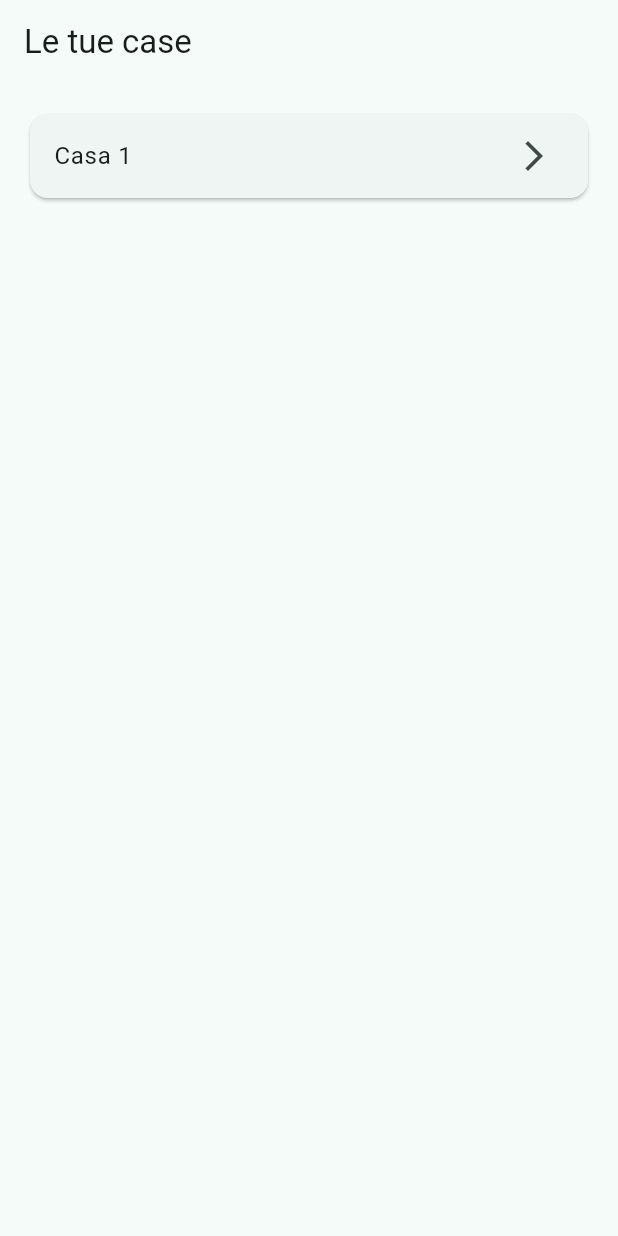
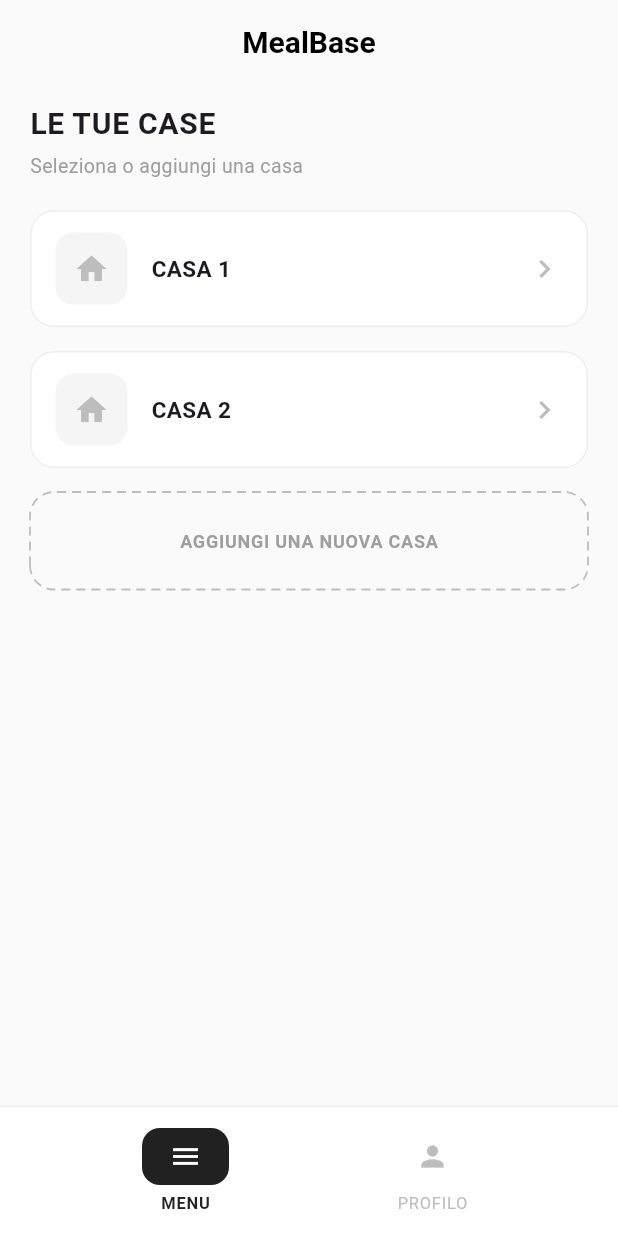
Before and after one commit to NadalMattia/mealbase, a Flutter app: the screen it shows after launch, on a phone screen of 412 x 824 dp. Run offline on Flutter 3.47's test engine with Material 3 defaults, Android fonts, the phone set to English and light mode, and no system bars; drawn by our look-alikes of dotted_border; our stand-ins replace hive, hive_flutter; missing offline and left inert: mobile_scanner; accounts and stored records are empty.

Commit message:
Aggiunta distinzione memoria delle 'case'

```diff
--- a/lib/main.dart
+++ b/lib/main.dart
@@ -1,37 +1,44 @@
 import 'package:flutter/material.dart';
+import 'package:hive_flutter/hive_flutter.dart';
 import 'package:provider/provider.dart';
-import 'package:hive_flutter/hive_flutter.dart';
+
+// Import necessari
+import 'providers/pantry_provider.dart';
+import 'providers/location_provider.dart';
+import 'providers/shopping_list_provider.dart';
 import 'services/hive_service.dart';
+import 'services/location_service.dart';
 import 'services/shopping_list_service.dart';
-import 'services/location_service.dart';
-import 'providers/pantry_provider.dart';
-import 'providers/shopping_list_provider.dart';
-import 'providers/location_provider.dart';
 import 'screens/home_screen.dart';
 
 void main() async {
   WidgetsFlutterBinding.ensureInitialized();
+
+  // Inizializza Hive
   await Hive.initFlutter();
-  await HiveService.init();
-  await ShoppingListService.init();
-  await LocationService.init();
-  runApp(const MealBaseApp());
+
+  // Registra gli adapter di Hive ma NON apre i box
+  HiveService.registerAdapter();
+  LocationService.registerAdapter();
+  ShoppingListService.registerAdapter();
+
+  runApp(const MyApp());
 }
 
-class MealBaseApp extends StatelessWidget {
-  const MealBaseApp({super.key});
+class MyApp extends StatelessWidget {
+  const MyApp({super.key});
 
   @override
   Widget build(BuildContext context) {
     return MultiProvider(
       providers: [
         ChangeNotifierProvider(create: (_) => PantryProvider()),
+        ChangeNotifierProvider(create: (_) => LocationProvider()),
         ChangeNotifierProvider(create: (_) => ShoppingListProvider()),
-        ChangeNotifierProvider(create: (_) => LocationProvider()),
       ],
       child: MaterialApp(
         title: 'MealBase',
-        theme: ThemeData(colorSchemeSeed: Colors.teal, useMaterial3: true),
+        theme: ThemeData(primarySwatch: Colors.teal),
         home: const HomeScreen(),
       ),
     );
--- a/lib/providers/pantry_provider.dart
+++ b/lib/providers/pantry_provider.dart
@@ -9,6 +9,11 @@ class PantryProvider extends ChangeNotifier {
   List<Product> get products => _products;
 
   PantryProvider() {
+    // Rimosso loadProducts() dal costruttore per caricare i dati solo dopo il tap
+  }
+
+  Future<void> switchHouse(String houseName) async {
+    await _hiveService.switchHouse(houseName);
     loadProducts();
   }
 
--- a/lib/providers/shopping_list_provider.dart
+++ b/lib/providers/shopping_list_provider.dart
@@ -8,6 +8,17 @@ class ShoppingListProvider extends ChangeNotifier {
   List<ShoppingItem> _items = [];
 
   ShoppingListProvider() {
+    // Rimosso loadItems() dal costruttore
+  }
+
+  List<ShoppingItem> get daAcquistare =>
+      _items.where((i) => !i.inCarrello).toList();
+
+  List<ShoppingItem> get giaPreso =>
+      _items.where((i) => i.inCarrello).toList();
+
+  Future<void> switchHouse(String houseName) async {
+    await _service.switchHouse(houseName);
     loadItems();
   }
 
@@ -16,12 +27,6 @@ class ShoppingListProvider extends ChangeNotifier {
     notifyListeners();
   }
 
-  List<ShoppingItem> get daAcquistare =>
-      _items.where((i) => !i.inCarrello).toList();
-
-  List<ShoppingItem> get giaPreso =>
-      _items.where((i) => i.inCarrello).toList();
-
   Future<void> addItem(String nome) async {
     if (nome.trim().isEmpty) return;
     final item = ShoppingItem(id: const Uuid().v4(), nome: nome.trim());
@@ -29,7 +34,6 @@ class ShoppingListProvider extends ChangeNotifier {
     loadItems();
   }
 
-  /// Sposta l'elemento tra "Spesa" e "Già preso" (REQ-10)
   Future<void> toggleItem(ShoppingItem item) async {
     item.inCarrello = !item.inCarrello;
     await _service.updateItem(item);
--- a/lib/screens/home_screen.dart
+++ b/lib/screens/home_screen.dart
@@ -1,28 +1,34 @@
 import 'package:flutter/material.dart';
-import 'main_screen.dart';
-import 'pantry_screen.dart';
+import '../widgets/app_bottom_nav.dart';
+import 'house_list_screen.dart';
+import 'profile_screen.dart';
 
-class HomeScreen extends StatelessWidget {
+class HomeScreen extends StatefulWidget {
   const HomeScreen({super.key});
+
+  @override
+  State<HomeScreen> createState() => _HomeScreenState();
+}
+
+class _HomeScreenState extends State<HomeScreen> {
+  int _currentIndex = 0;
+
+  final List<Widget> _tabs = const [
+    HouseListScreen(),
+    ProfileScreen(),
+  ];
 
   @override
   Widget build(BuildContext context) {
     return Scaffold(
-      appBar: AppBar(title: const Text('Le tue case')),
-      body: ListView(
-        padding: const EdgeInsets.all(16),
-        children: [
-          Card(
-            child: ListTile(
-              title: const Text('Casa 1'),
-              trailing: const Icon(Icons.arrow_forward_ios),
-              onTap: () => Navigator.push(
-                context,
-                MaterialPageRoute(builder: (_) => const MainScreen()),
-              ),
-            ),
-          ),
+      body: IndexedStack(index: _currentIndex, children: _tabs),
+      bottomNavigationBar: AppBottomNav(
+        items: const [
+          AppBottomNavItem(icon: Icons.menu, label: 'Menu'),
+          AppBottomNavItem(icon: Icons.person, label: 'Profilo'),
         ],
+        currentIndex: _currentIndex,
+        onTap: (index) => setState(() => _currentIndex = index),
       ),
     );
   }
--- /dev/null
+++ b/lib/screens/house_list_screen.dart
@@ -0,0 +1,193 @@
+import 'package:flutter/material.dart';
+import 'package:dotted_border/dotted_border.dart';
+import 'package:provider/provider.dart';
+import 'main_screen.dart';
+import '../providers/pantry_provider.dart';
+import '../providers/location_provider.dart';
+import '../providers/shopping_list_provider.dart';
+
+class HouseListScreen extends StatefulWidget {
+  const HouseListScreen({super.key});
+
+  @override
+  State<HouseListScreen> createState() => _HouseListScreenState();
+}
+
+class _HouseListScreenState extends State<HouseListScreen> {
+  final List<String> _houses = ['Casa 1', 'Casa 2'];
+
+  Future<void> _showAddHouseDialog() async {
+    final controller = TextEditingController();
+
+    await showDialog(
+      context: context,
+      builder: (dialogContext) => AlertDialog(
+        title: const Text('Nuova casa'),
+        content: TextField(
+          controller: controller,
+          autofocus: true,
+          decoration: const InputDecoration(hintText: 'Nome casa'),
+        ),
+        actions: [
+          TextButton(
+            onPressed: () => Navigator.pop(dialogContext),
+            child: const Text('Annulla'),
+          ),
+          TextButton(
+            onPressed: () {
+              if (controller.text.trim().isNotEmpty) {
+                setState(() => _houses.add(controller.text.trim()));
+              }
+              Navigator.pop(dialogContext);
+            },
+            child: const Text('Aggiungi'),
+          ),
+        ],
+      ),
+    );
+
+    controller.dispose();
+  }
+
+  @override
+  Widget build(BuildContext context) {
+    return Scaffold(
+      backgroundColor: Colors.grey.shade50,
+      appBar: AppBar(
+        backgroundColor: Colors.grey.shade50,
+        elevation: 0,
+        automaticallyImplyLeading: false,
+        centerTitle: true,
+        title: const Text(
+          'MealBase',
+          style: TextStyle(
+            color: Colors.black,
+            fontWeight: FontWeight.bold,
+            fontSize: 20,
+          ),
+        ),
+      ),
+      body: ListView(
+        padding: const EdgeInsets.symmetric(horizontal: 20, vertical: 12),
+        children: [
+          const Text(
+            'LE TUE CASE',
+            style: TextStyle(
+              fontSize: 20,
+              fontWeight: FontWeight.bold,
+              letterSpacing: 0.5,
+            ),
+          ),
+          const SizedBox(height: 4),
+          Text(
+            'Seleziona o aggiungi una casa',
+            style: TextStyle(color: Colors.grey.shade500, fontSize: 13),
+          ),
+          const SizedBox(height: 20),
+          ..._houses.map(
+                (house) => Padding(
+              padding: const EdgeInsets.only(bottom: 16),
+              child: _HouseCard(
+                name: house,
+                onTap: () async {
+                  // 1. Inizializza i database per la casa specifica
+                  await context.read<PantryProvider>().switchHouse(house);
+                  await context.read<LocationProvider>().switchHouse(house);
+                  await context.read<ShoppingListProvider>().switchHouse(house);
+
+                  // 2. Naviga alla schermata principale della casa
+                  if (context.mounted) {
+                    Navigator.push(
+                      context,
+                      MaterialPageRoute(
+                        builder: (_) => MainScreen(houseName: house),
+                      ),
+                    );
+                  }
+                },
+              ),
+            ),
+          ),
+          DottedBorder(
+            color: Colors.grey.shade400,
+            strokeWidth: 1.2,
+            dashPattern: const [6, 4],
+            borderType: BorderType.RRect,
+            radius: const Radius.circular(16),
+            child: Material(
+              color: Colors.transparent,
+              child: InkWell(
+                borderRadius: BorderRadius.circular(16),
+                onTap: _showAddHouseDialog,
+                child: Container(
+                  width: double.infinity,
+                  padding: const EdgeInsets.symmetric(vertical: 22),
+                  alignment: Alignment.center,
+                  child: Text(
+                    'AGGIUNGI UNA NUOVA CASA',
+                    style: TextStyle(
+                      color: Colors.grey.shade500,
+                      fontWeight: FontWeight.bold,
+                      fontSize: 12,
+                      letterSpacing: 0.5,
+                    ),
+                  ),
+                ),
+              ),
+            ),
+          ),
+        ],
+      ),
+    );
+  }
+}
+
+class _HouseCard extends StatelessWidget {
+  final String name;
+  final VoidCallback onTap;
+
+  const _HouseCard({required this.name, required this.onTap});
+
+  @override
+  Widget build(BuildContext context) {
+    return Material(
+      color: Colors.white,
+      borderRadius: BorderRadius.circular(16),
+      child: InkWell(
+        borderRadius: BorderRadius.circular(16),
+        onTap: onTap,
+        child: Container(
+          padding: const EdgeInsets.symmetric(horizontal: 16, vertical: 14),
+          decoration: BoxDecoration(
+            borderRadius: BorderRadius.circular(16),
+            border: Border.all(color: Colors.grey.shade200),
+          ),
+          child: Row(
+            children: [
+              Container(
+                width: 48,
+                height: 48,
+                decoration: BoxDecoration(
+                  color: Colors.grey.shade100,
+                  borderRadius: BorderRadius.circular(12),
+                ),
+                child: Icon(Icons.home, color: Colors.grey.shade400),
+              ),
+              const SizedBox(width: 16),
+              Expanded(
+                child: Text(
+                  name.toUpperCase(),
+                  style: const TextStyle(
+                    fontWeight: FontWeight.bold,
+                    fontSize: 15,
+                  ),
+                ),
+              ),
+              Icon(Icons.chevron_right, color: Colors.grey.shade400),
+            ],
+          ),
+        ),
+      ),
+    );
+  }
+}
--- a/lib/services/hive_service.dart
+++ b/lib/services/hive_service.dart
@@ -2,26 +2,30 @@ import 'package:hive_flutter/hive_flutter.dart';
 import '../models/product.dart';
 
 class HiveService {
-  static const String boxName = 'products';
+  String _boxName = 'products';
 
-  static Future<void> init() async {
-    Hive.registerAdapter(ProductAdapter());
-    await Hive.openBox<Product>(boxName);
+  // Metodo STATICO: chiamato da main.dart senza inizializzare la classe
+  static void registerAdapter() {
+    if (!Hive.isAdapterRegistered(0)) {
+      Hive.registerAdapter(ProductAdapter());
+    }
   }
 
-  Box<Product> get _box => Hive.box<Product>(boxName);
-
-  List<Product> getAllProducts() => _box.values.toList();
-
-  Future<void> addProduct(Product product) async {
-    await _box.put(product.id, product);
+  // Metodo di ISTANZA: chiamato da PantryProvider per cambiare database
+  Future<void> switchHouse(String houseName) async {
+    _boxName = 'products_$houseName';
+    if (!Hive.isBoxOpen(_boxName)) {
+      await Hive.openBox<Product>(_boxName);
+    }
   }
 
-  Future<void> updateProduct(Product product) async {
-    await product.save();
-  }
+  Box<Product> get _box => Hive.box<Product>(_boxName);
 
-  Future<void> deleteProduct(String id) async {
-    await _box.delete(id);
-  }
+  List<Product> getAllProducts() => Hive.isBoxOpen(_boxName) ? _box.values.toList() : [];
+
+  Future<void> addProduct(Product product) async => await _box.put(product.id, product);
+
+  Future<void> updateProduct(Product product) async => await product.save();
+
+  Future<void> deleteProduct(String id) async => await _box.delete(id);
 }
--- a/lib/services/location_service.dart
+++ b/lib/services/location_service.dart
@@ -3,16 +3,25 @@ import 'package:uuid/uuid.dart';
 import '../models/location.dart';
 
 class LocationService {
-  static const String boxName = 'locations';
+  String _boxName = 'locations';
 
-  static Future<void> init() async {
-    Hive.registerAdapter(LocationAdapter());
-    await Hive.openBox<Location>(boxName);
+  static void registerAdapter() {
+    if (!Hive.isAdapterRegistered(2)) {
+      Hive.registerAdapter(LocationAdapter());
+    }
+  }
+
+  Future<void> switchHouse(String houseName) async {
+    _boxName = 'locations_$houseName';
+    if (!Hive.isBoxOpen(_boxName)) {
+      await Hive.openBox<Location>(_boxName);
+    }
     await _seedDefaultsIfEmpty();
   }
 
-  static Future<void> _seedDefaultsIfEmpty() async {
-    final box = Hive.box<Location>(boxName);
+  Future<void> _seedDefaultsIfEmpty() async {
+    if (!Hive.isBoxOpen(_boxName)) return;
+    final box = Hive.box<Location>(_boxName);
     if (box.isEmpty) {
       const defaults = ['Frigo', 'Dispensa', 'Freezer'];
       for (var i = 0; i < defaults.length; i++) {
@@ -22,9 +31,10 @@ class LocationService {
     }
   }
 
-  Box<Location> get _box => Hive.box<Location>(boxName);
+  Box<Location> get _box => Hive.box<Location>(_boxName);
 
   List<Location> getAll() {
+    if (!Hive.isBoxOpen(_boxName)) return [];
     final list = _box.values.toList();
     list.sort((a, b) => a.ordine.compareTo(b.ordine));
     return list;
@@ -32,15 +42,12 @@ class LocationService {
 
   Future<void> addLocation(String nome) async {
     final maxOrdine = _box.values.isEmpty
-        ? -1
-        : _box.values.map((l) => l.ordine).reduce((a, b) => a > b ? a : b);
+        ? -1 : _box.values.map((l) => l.ordine).reduce((a, b) => a > b ? a : b);
     final loc = Location(id: const Uuid().v4(), nome: nome, ordine: maxOrdine + 1);
     await _box.put(loc.id, loc);
   }
 
-  Future<void> deleteLocation(String id) async {
-    await _box.delete(id);
-  }
+  Future<void> deleteLocation(String id) async => await _box.delete(id);
 
   Future<void> reorder(List<Location> newOrder) async {
     for (var i = 0; i < newOrder.length; i++) {
--- a/lib/services/shopping_list_service.dart
+++ b/lib/services/shopping_list_service.dart
@@ -2,26 +2,26 @@ import 'package:hive_flutter/hive_flutter.dart';
 import '../models/shopping_item.dart';
 
 class ShoppingListService {
-  static const String boxName = 'shopping_items';
+  String _boxName = 'shopping_items';
 
-  static Future<void> init() async {
-    Hive.registerAdapter(ShoppingItemAdapter());
-    await Hive.openBox<ShoppingItem>(boxName);
+  static void registerAdapter() {
+    if (!Hive.isAdapterRegistered(1)) {
+      Hive.registerAdapter(ShoppingItemAdapter());
+    }
   }
 
-  Box<ShoppingItem> get _box => Hive.box<ShoppingItem>(boxName);
-
-  List<ShoppingItem> getAll() => _box.values.toList();
-
-  Future<void> addItem(ShoppingItem item) async {
-    await _box.put(item.id, item);
+  Future<void> switchHouse(String houseName) async {
+    _boxName = 'shopping_items_$houseName';
+    if (!Hive.isBoxOpen(_boxName)) {
+      await Hive.openBox<ShoppingItem>(_boxName);
+    }
   }
 
-  Future<void> updateItem(ShoppingItem item) async {
-    await item.save();
-  }
+  Box<ShoppingItem> get _box => Hive.box<ShoppingItem>(_boxName);
 
-  Future<void> deleteItem(String id) async {
-    await _box.delete(id);
-  }
+  List<ShoppingItem> getAll() => Hive.isBoxOpen(_boxName) ? _box.values.toList() : [];
+
+  Future<void> addItem(ShoppingItem item) async => await _box.put(item.id, item);
+  Future<void> updateItem(ShoppingItem item) async => await item.save();
+  Future<void> deleteItem(String id) async => await _box.delete(id);
 }
--- /dev/null
+++ b/lib/widgets/app_bottom_nav.dart
@@ -0,0 +1,100 @@
+import 'package:flutter/material.dart';
+
+class AppBottomNavItem {
+  final IconData icon;
+  final String label;
+  const AppBottomNavItem({required this.icon, required this.label});
+}
+
+/// Bottom navigation bar custom e generica: l'elemento selezionato mostra
+/// l'icona dentro un riquadro scuro, quelli non selezionati restano piatti
+/// grigi. Riusata sia per Menu/Profilo (Home) sia per Spesa/Dispensa/Ricette
+/// (MainScreen).
+class AppBottomNav extends StatelessWidget {
+  final List<AppBottomNavItem> items;
+  final int currentIndex;
+  final ValueChanged<int> onTap;
+
+  const AppBottomNav({
+    super.key,
+    required this.items,
+    required this.currentIndex,
+    required this.onTap,
+  });
+
+  @override
+  Widget build(BuildContext context) {
+    return Container(
+      decoration: BoxDecoration(
+        color: Colors.white,
+        border: Border(top: BorderSide(color: Colors.grey.shade200)),
+      ),
+      padding: const EdgeInsets.symmetric(vertical: 10),
+      child: Row(
+        mainAxisAlignment: MainAxisAlignment.spaceEvenly,
+        children: List.generate(items.length, (index) {
+          final item = items[index];
+          return _NavButton(
+            icon: item.icon,
+            label: item.label,
+            selected: currentIndex == index,
+            onTap: () => onTap(index),
+          );
+        }),
+      ),
+    );
+  }
+}
+
+class _NavButton extends StatelessWidget {
+  final IconData icon;
+  final String label;
+  final bool selected;
+  final VoidCallback onTap;
+
+  const _NavButton({
+    required this.icon,
+    required this.label,
+    required this.selected,
+    required this.onTap,
+  });
+
+  @override
+  Widget build(BuildContext context) {
+    return InkWell(
+      onTap: onTap,
+      borderRadius: BorderRadius.circular(12),
+      child: Padding(
+        padding: const EdgeInsets.symmetric(horizontal: 12, vertical: 4),
+        child: Column(
+          mainAxisSize: MainAxisSize.min,
+          children: [
+            Container(
+              padding:
+              const EdgeInsets.symmetric(horizontal: 18, vertical: 8),
+              decoration: BoxDecoration(
+                color: selected ? Colors.grey.shade900 : Colors.transparent,
+                borderRadius: BorderRadius.circular(12),
+              ),
+              child: Icon(
+                icon,
+                size: 22,
+                color: selected ? Colors.white : Colors.grey.shade400,
+              ),
+            ),
+            const SizedBox(height: 4),
+            Text(
+              label.toUpperCase(),
+              style: TextStyle(
+                fontSize: 11,
+                fontWeight: selected ? FontWeight.bold : FontWeight.normal,
+                color: selected ? Colors.black87 : Colors.grey.shade400,
+                letterSpacing: 0.5,
+              ),
+            ),
+          ],
+        ),
+      ),
+    );
+  }
+}
```
Also changed, not shown: lib/providers/location_provider.dart (+7 -2 lines), lib/screens/main_screen.dart (+11 -8 lines), lib/screens/pantry_screen.dart (+7 -5 lines), lib/screens/profile_screen.dart (added, +164 -0 lines).
